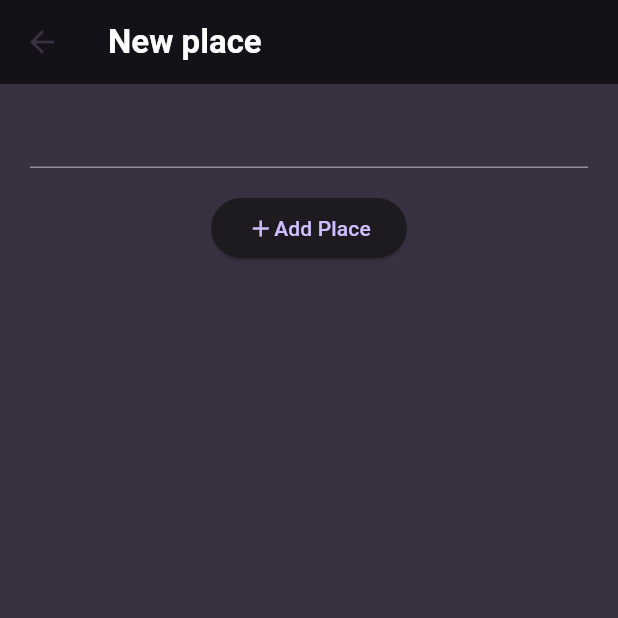
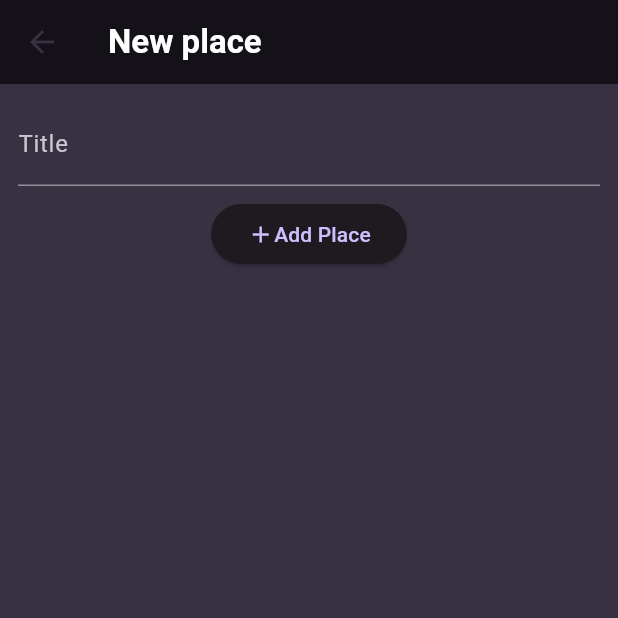
Before and after one commit to Polinaphlej02/favorite-place, a Flutter app: the screen it shows after launch, after a tap on the "add" icon, on a phone screen of 412 x 824 dp, the top half of it. Run offline on Flutter 3.47's test engine with Material 3 defaults, Android fonts, the phone set to English and light mode, and no system bars; our stand-ins replace flutter_riverpod, google_fonts.

Commit message:
Added a user_place provider

```diff
--- a/lib/main.dart
+++ b/lib/main.dart
@@ -1,5 +1,6 @@
 import 'package:favorite_place/screens/places.dart';
 import 'package:flutter/material.dart';
+import 'package:flutter_riverpod/flutter_riverpod.dart';
 
 import 'package:google_fonts/google_fonts.dart';
 
@@ -27,7 +28,7 @@ final theme = ThemeData().copyWith(
 
 void main() {
   runApp(
-      const MyApp(),
+      const ProviderScope(child: MyApp()),
   );
 }
 
--- /dev/null
+++ b/lib/providers/user_places.dart
@@ -0,0 +1,13 @@
+import 'package:favorite_place/models/place.dart';
+import 'package:flutter_riverpod/flutter_riverpod.dart';
+
+class UserPlacesNotifier extends StateNotifier<List<Place>> {
+  UserPlacesNotifier() : super(const []);
+
+  void addPlace(String title) {
+    final newPlace = Place(name: title);
+    state = [newPlace, ...state];
+  }
+}
+
+final userPlacesProvider = StateNotifierProvider<UserPlacesNotifier, List<Place>>((ref) => UserPlacesNotifier());
--- a/lib/screens/new_place.dart
+++ b/lib/screens/new_place.dart
@@ -1,25 +1,53 @@
+import 'package:favorite_place/providers/user_places.dart';
 import 'package:flutter/material.dart';
+import 'package:flutter_riverpod/flutter_riverpod.dart';
 
-class NewPlace extends StatelessWidget {
+class NewPlace extends ConsumerStatefulWidget {
   const NewPlace({super.key});
 
+  @override
+  ConsumerState<NewPlace> createState() => _NewPlaceState();
+}
+
+class _NewPlaceState extends ConsumerState<NewPlace> {
+  final _titleController = TextEditingController();
+
+  void _savePlaces() {
+    final enteredText = _titleController.text;
+    if (enteredText == null || enteredText.isEmpty) {
+      return;
+    }
+  ref.read(userPlacesProvider.notifier).addPlace(enteredText);
+
+  Navigator.of(context).pop();
+
+  }
+
+  @override
+  void dispose() {
+    _titleController.dispose();
+    super.dispose();
+  }
   @override
   Widget build(BuildContext context) {
     return Scaffold(
       appBar: AppBar(
         title: Text("New place", style: Theme.of(context).textTheme.titleLarge,),
       ),
-      body:Form(child: Column(
+      body:SingleChildScrollView(
+        padding: const EdgeInsets.all(12),
+        child: Column(
         children: [
-          Padding(
-            padding: const EdgeInsets.symmetric(horizontal: 20, vertical: 8),
-            child: TextFormField(
-              key: ValueKey('value'),
-            ),
+            TextField(
+              decoration: const InputDecoration(
+                label: Text("Title"),
+              ),
+              controller: _titleController,
+              style: TextStyle(color: Theme.of(context).colorScheme.secondary),
           ),
-          SizedBox(height: 8,),
+          const SizedBox(height: 8,),
           ElevatedButton(
-            onPressed: () {},
+            onPressed: _savePlaces,
             child: const Row(
               mainAxisSize: MainAxisSize.min,
               children: [
@@ -27,9 +55,9 @@ class NewPlace extends StatelessWidget {
                 Text("Add Place"),
               ],
             ),
-            ),
+          )
         ],
-      )),
+    )),
     );
   }
 }
--- a/lib/screens/places.dart
+++ b/lib/screens/places.dart
@@ -1,18 +1,22 @@
 import 'package:favorite_place/models/place.dart';
+import 'package:favorite_place/providers/user_places.dart';
 import 'package:favorite_place/screens/new_place.dart';
 import 'package:favorite_place/widgets/places_list.dart';
 import 'package:flutter/material.dart';
+import 'package:flutter_riverpod/flutter_riverpod.dart';
 
 List<Place> places = [
   Place(name: "Home"),
   Place(name: 'Cafe')
 ];
 
-class PlacesScreen extends StatelessWidget {
+class PlacesScreen extends ConsumerWidget {
   const PlacesScreen({super.key});
 
   @override
-  Widget build(BuildContext context) {
+  Widget build(BuildContext context, WidgetRef ref) {
+    final userPlaces = ref.watch(userPlacesProvider);
+
     return Scaffold(
       appBar: AppBar(
         title: Text("Your places", style: Theme.of(context).textTheme.titleLarge,),
@@ -22,7 +26,7 @@ class PlacesScreen extends StatelessWidget {
           }, icon: const Icon(Icons.add)),
         ],
       ),
-      body: PlacesList(places: places,)
+      body: PlacesList(places: userPlaces,)
     );
   }
 }
--- a/lib/widgets/places_list.dart
+++ b/lib/widgets/places_list.dart
@@ -11,7 +11,9 @@ class PlacesList extends StatelessWidget {
   Widget build(BuildContext context) {
 
     if (places.isEmpty) {
-      return const Center(child: Text("No places added yet"));
+      return Center(child: Text("No places added yet", style: Theme.of(context).textTheme.bodyLarge!.copyWith(
+            color: Colors.white,
+          ),));
     }
     return Padding(
       padding: const EdgeInsets.all(8.0),
--- a/pubspec.yaml
+++ b/pubspec.yaml
@@ -37,6 +37,7 @@ dependencies:
   cupertino_icons: ^1.0.8
   google_fonts: ^6.2.1
   uuid: ^4.5.1
+  flutter_riverpod: ^2.6.1
 
 dev_dependencies:
   flutter_test:
```
Also changed, not shown: pubspec.lock.
